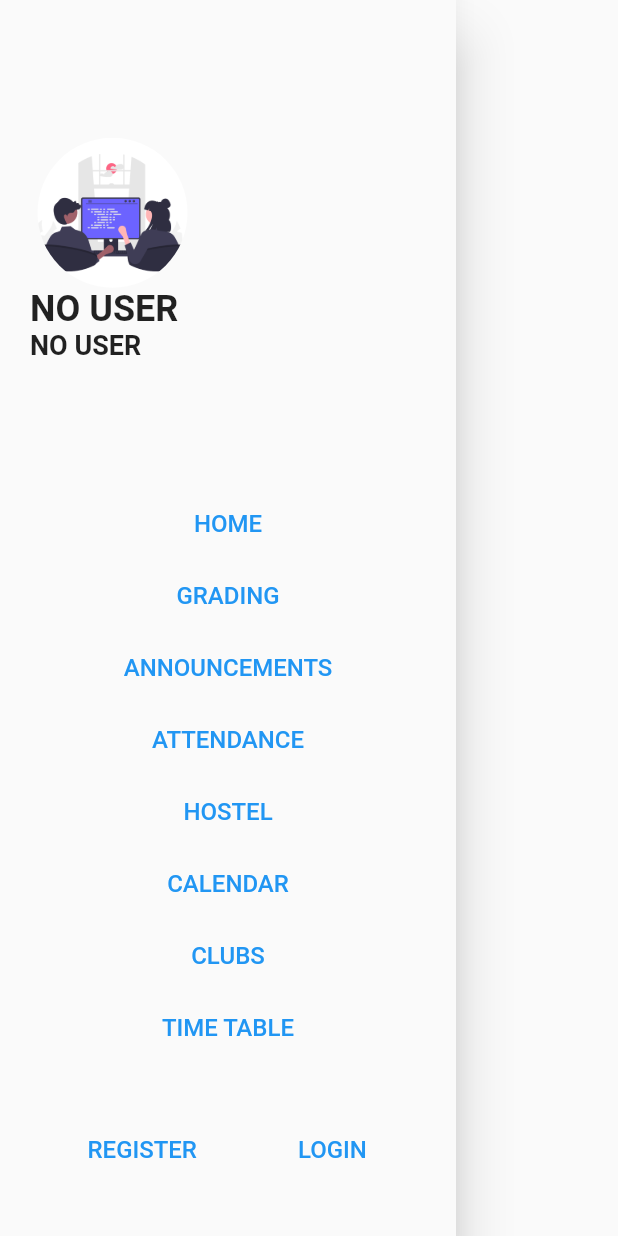
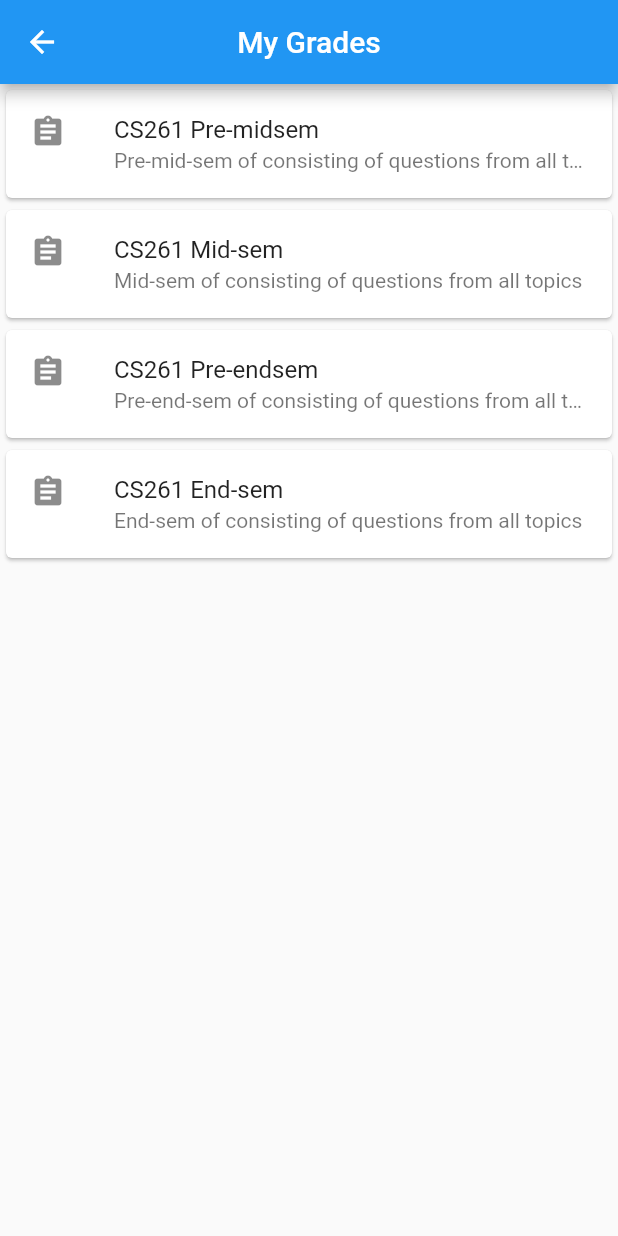
Before and after one commit to kalashshah/Institute-Management-App-Flutter, a Flutter app: the DrawerWidget widget shown alone on an empty page, opened directly, after a tap on "GRADING", on a phone screen of 412 x 824 dp. Run offline on Flutter 3.47's test engine with Material 2 defaults, Android fonts, the light colour scheme and no system bars; our stand-ins replace flutter_svg, google_fonts; missing offline and left inert: dart:ffi, flutter_animated_button.

Commit message:
Add grading page UI with temp login btn

```diff
--- /dev/null
+++ b/lib/grading_page.dart
@@ -0,0 +1,57 @@
+import 'package:flutter/material.dart';
+import 'package:flutter/widgets.dart';
+import 'package:imsystem/utils/grading_data.dart';
+import 'models/grade.dart';
+
+class GradingCard extends StatelessWidget {
+  final Exam exam;
+
+  GradingCard(name, description, grade, {Key? key})
+      : exam = Exam(name, description, grade),
+        super(key: key);
+
+  @override
+  Widget build(BuildContext context) {
+    return InkWell(
+      child: Card(
+        child: ListTile(
+          leading: const Icon(Icons.assignment),
+          title: Text(exam.name),
+          subtitle: Text(exam.description, overflow: TextOverflow.ellipsis),
+        ),
+      ),
+      onTap: () {
+        // Navigator.push(
+        //   context,
+        //   MaterialPageRoute(
+        //     builder: (context) => ExamPage(exam),
+        //   ),
+        // );
+      },
+    );
+  }
+}
+
+class GradingPage extends StatelessWidget {
+  const GradingPage({Key? key}) : super(key: key);
+
+  @override
+  Widget build(BuildContext context) {
+    return Scaffold(
+      appBar: AppBar(
+        title: const Text("My Grades"),
+        centerTitle: true,
+      ),
+      body: ListView(
+        shrinkWrap: true,
+        children: myExams
+            .map((exam) => GradingCard(
+                  exam.name,
+                  exam.description,
+                  Grade(exam.grade.marks, exam.grade.total),
+                ))
+            .toList(),
+      ),
+    );
+  }
+}
--- a/lib/login.dart
+++ b/lib/login.dart
@@ -3,6 +3,7 @@ import 'package:flutter/widgets.dart';
 import 'package:imsystem/faculty/faculty_homepage.dart';
 import 'package:imsystem/faculty/your_course.dart';
 import 'package:imsystem/homepage.dart';
+import 'package:imsystem/models/user_details.dart';
 
 import 'courses.dart';
 
@@ -159,7 +160,9 @@ class _LoginState extends State<Login> {
                           ),
                           Builder(
                             builder: (context) => Center(
-                                child: RaisedButton(
+                                child: Column(
+                                  children: [
+                                    RaisedButton(
                                         child: Text("Register"),
                                         color: Colors.blue,
                                         textColor: Colors.white,
@@ -205,7 +208,17 @@ class _LoginState extends State<Login> {
                                           } else {
                                             print("Not Validated");
                                           }
-                                    })),
+                                        }),
+                                        RaisedButton(
+                                          child: Text("Just move to the main page please"),
+                                          onPressed: (){
+                                            Navigator.push(context,
+                                            MaterialPageRoute(builder: (context) => Home([]))
+                                            );
+                                          }
+                                        )
+                                  ],
+                                )),
                           ),
                         ],
                       )),
--- /dev/null
+++ b/lib/models/grade.dart
@@ -0,0 +1,74 @@
+class Person {
+  String name;
+  int age;
+  String roll;
+
+  Person(this.name, this.age, this.roll);
+}
+
+class Student extends Person {
+  List<Course> courses;
+  Section section;
+
+  Student(
+    String name,
+    int age,
+    String roll,
+    this.section,
+    this.courses,
+  ) : super(name, age, roll);
+}
+
+class Instructor extends Person {
+  List<Course> classes;
+  int salary;
+
+  Instructor(
+    String name,
+    int age,
+    String roll,
+    this.classes,
+    this.salary,
+  ) : super(name, age, roll);
+}
+
+class Course {
+  String name;
+  int credits;
+  Instructor instructor;
+  List<Assignment> assignments;
+
+  Course(this.name, this.credits, this.instructor, this.assignments);
+}
+
+class Section {
+  String name;
+  int capacity;
+  List<Student> students;
+
+  Section(this.name, this.capacity, this.students);
+}
+
+class Grade {
+  int total;
+  int marks;
+  double percentage;
+
+  Grade(this.marks, this.total) : percentage = marks / total * 100;
+}
+
+class Exam {
+  String name;
+  String description;
+  Grade grade;
+
+  Exam(this.name, this.description, this.grade);
+}
+
+class Assignment {
+  String name;
+  Grade grade;
+  DateTime dueDate;
+
+  Assignment(this.name, this.grade, this.dueDate);
+}
--- a/lib/utils/drawer.dart
+++ b/lib/utils/drawer.dart
@@ -2,6 +2,7 @@ import 'package:flutter/material.dart';
 import 'package:imsystem/register.dart';
 import '../homepage.dart';
 import '../login.dart';
+import '../grading_page.dart';
 import '../models/user_details.dart';
 
 class DrawerWidget extends StatelessWidget {
@@ -85,7 +86,14 @@ class DrawerWidget extends StatelessWidget {
                       ),
                     )),
                 TextButton(
-                    onPressed: () {},
+                    onPressed: () {
+                      Navigator.push(
+                        context,
+                        MaterialPageRoute(
+                          builder: (context) => GradingPage()
+                        ),
+                      );
+                    },
                     child: Text(
                       "GRADING",
                       style: TextStyle(
--- /dev/null
+++ b/lib/utils/grading_data.dart
@@ -0,0 +1,36 @@
+import 'package:imsystem/models/grade.dart';
+
+var myExams = [
+  Exam(
+    "CS261 Pre-midsem",
+    "Pre-mid-sem of consisting of questions from all topics",
+    Grade(
+      90,
+      100,
+    ),
+  ),
+  Exam(
+    "CS261 Mid-sem",
+    "Mid-sem of consisting of questions from all topics",
+    Grade(
+      98,
+      100,
+    ),
+  ),
+  Exam(
+    "CS261 Pre-endsem",
+    "Pre-end-sem of consisting of questions from all topics",
+    Grade(
+      80,
+      100,
+    ),
+  ),
+  Exam(
+    "CS261 End-sem",
+    "End-sem of consisting of questions from all topics",
+    Grade(
+      92,
+      100,
+    ),
+  ),
+];
```
Also changed, not shown: 1 other file. Lines whose indentation alone changed are shown as unchanged.
